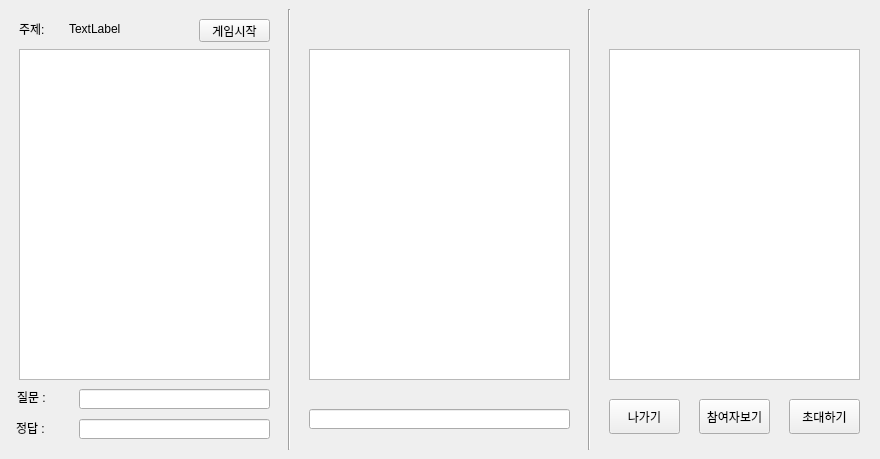
Before: the Qt Designer form main_temp.ui in ElisaBluebell/ChanAndGame, drawn with Qt 5.
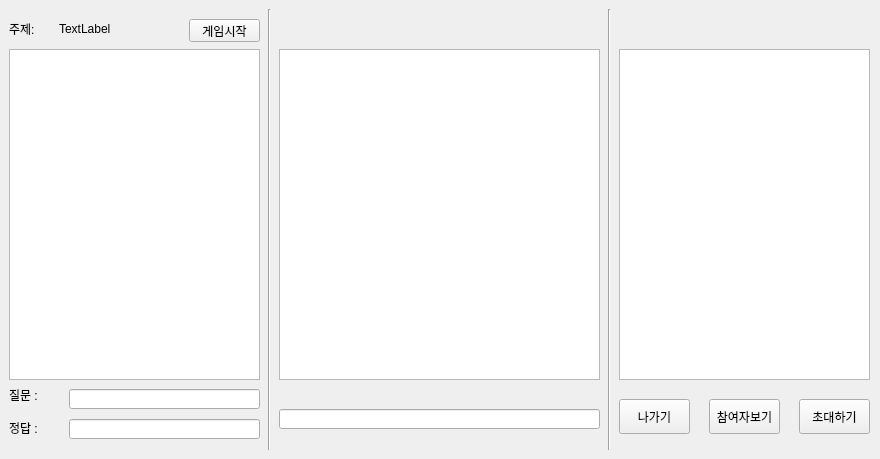
After: the same form once the commit is applied. The open tabs and pages were chosen to show the change.

The edit to the form file:
```diff
--- a/main_temp.ui
+++ b/main_temp.ui
@@ -135,7 +135,7 @@
     <widget class="QLabel" name="subject">
      <property name="geometry">
       <rect>
-       <x>70</x>
+       <x>60</x>
        <y>20</y>
        <width>200</width>
        <height>20</height>
@@ -148,7 +148,7 @@
     <widget class="QPushButton" name="game_start">
      <property name="geometry">
       <rect>
-       <x>200</x>
+       <x>190</x>
        <y>20</y>
        <width>71</width>
        <height>23</height>
@@ -161,7 +161,7 @@
     <widget class="QLabel" name="label">
      <property name="geometry">
       <rect>
-       <x>20</x>
+       <x>10</x>
        <y>20</y>
        <width>40</width>
        <height>20</height>
@@ -187,7 +187,7 @@
       <widget class="QLineEdit" name="answer">
        <property name="geometry">
         <rect>
-         <x>70</x>
+         <x>60</x>
          <y>50</y>
          <width>191</width>
          <height>20</height>
@@ -197,7 +197,7 @@
       <widget class="QLineEdit" name="question">
        <property name="geometry">
         <rect>
-         <x>70</x>
+         <x>60</x>
          <y>20</y>
          <width>191</width>
          <height>20</height>
@@ -207,8 +207,8 @@
       <widget class="QLabel" name="label_3">
        <property name="geometry">
         <rect>
-         <x>8</x>
-         <y>22</y>
+         <x>0</x>
+         <y>20</y>
          <width>56</width>
          <height>12</height>
         </rect>
@@ -220,7 +220,7 @@
       <widget class="QLabel" name="label_4">
        <property name="geometry">
         <rect>
-         <x>7</x>
+         <x>0</x>
          <y>53</y>
          <width>56</width>
          <height>12</height>
@@ -273,7 +273,7 @@
     <widget class="QListWidget" name="question_list">
      <property name="geometry">
       <rect>
-       <x>20</x>
+       <x>10</x>
        <y>50</y>
        <width>251</width>
        <height>331</height>
@@ -286,7 +286,7 @@
     <widget class="Line" name="line_3">
      <property name="geometry">
       <rect>
-       <x>280</x>
+       <x>260</x>
        <y>10</y>
        <width>20</width>
        <height>441</height>
@@ -299,9 +299,9 @@
     <widget class="QListWidget" name="chat_list">
      <property name="geometry">
       <rect>
-       <x>310</x>
+       <x>280</x>
        <y>50</y>
-       <width>261</width>
+       <width>321</width>
        <height>331</height>
       </rect>
      </property>
@@ -312,9 +312,9 @@
     <widget class="QLineEdit" name="chat">
      <property name="geometry">
       <rect>
-       <x>310</x>
+       <x>280</x>
        <y>410</y>
-       <width>261</width>
+       <width>321</width>
        <height>20</height>
       </rect>
      </property>
@@ -325,7 +325,7 @@
     <widget class="QListWidget" name="member_list">
      <property name="geometry">
       <rect>
-       <x>610</x>
+       <x>620</x>
        <y>50</y>
        <width>251</width>
        <height>331</height>
@@ -338,7 +338,7 @@
     <widget class="QPushButton" name="invite">
      <property name="geometry">
       <rect>
-       <x>790</x>
+       <x>800</x>
        <y>400</y>
        <width>71</width>
        <height>35</height>
@@ -351,7 +351,7 @@
     <widget class="QPushButton" name="member">
      <property name="geometry">
       <rect>
-       <x>700</x>
+       <x>710</x>
        <y>400</y>
        <width>71</width>
        <height>35</height>
@@ -364,7 +364,7 @@
     <widget class="Line" name="line_4">
      <property name="geometry">
       <rect>
-       <x>580</x>
+       <x>600</x>
        <y>10</y>
        <width>20</width>
        <height>441</height>
@@ -377,7 +377,7 @@
     <widget class="QPushButton" name="exit">
      <property name="geometry">
       <rect>
-       <x>610</x>
+       <x>620</x>
        <y>400</y>
        <width>71</width>
        <height>35</height>
```
Left out of the diff: 2 changed lines with no effect on the pictures.
